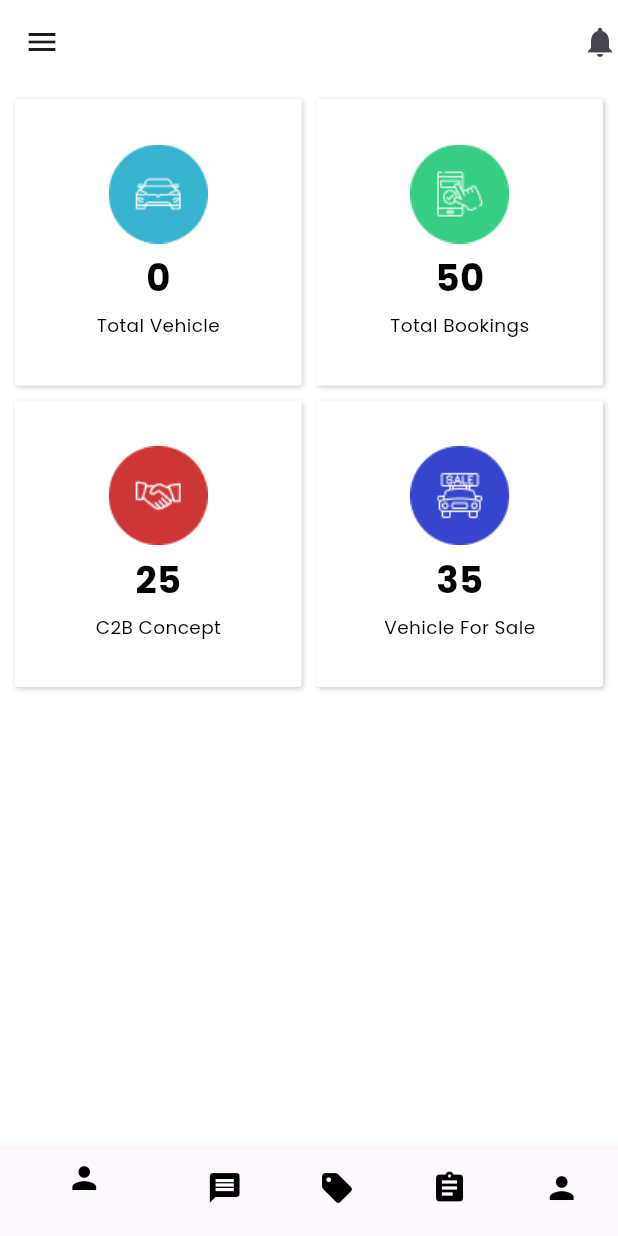
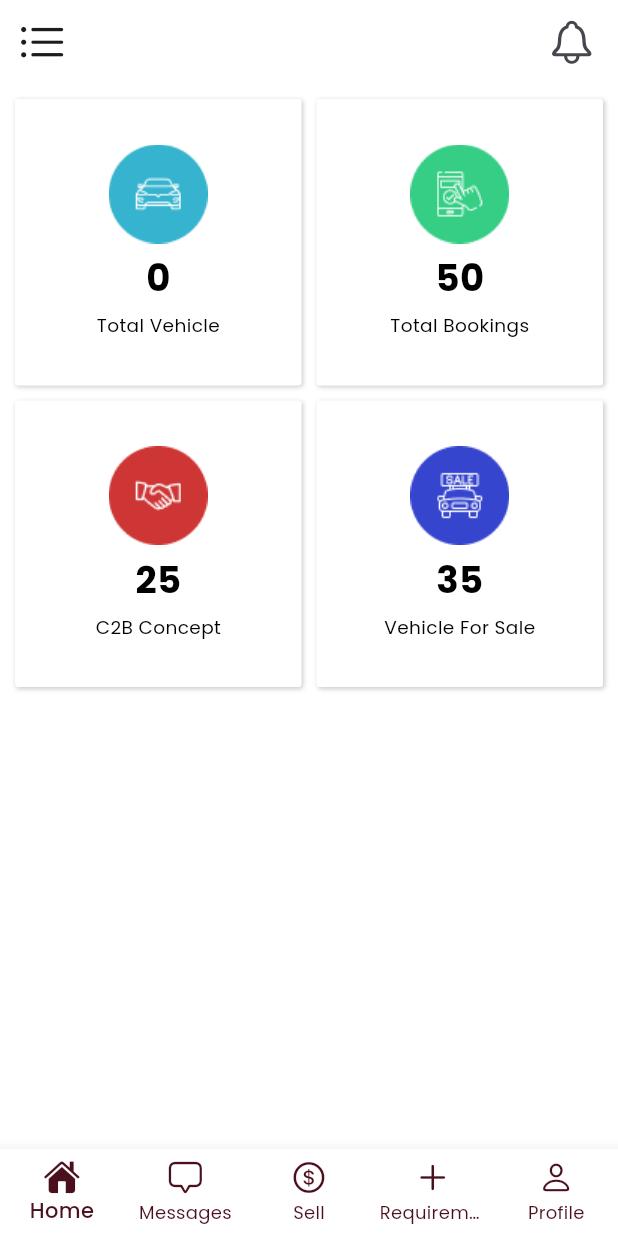
Before and after one commit to shanulhakeemt/lilac-task, a Flutter app: the NavPage screen opened directly, on a phone screen of 412 x 824 dp. Run offline on Flutter 3.47's test engine with Material 3 defaults, Android fonts, the phone set to English and light mode, and no system bars; our stand-ins replace flutter_riverpod, fpdart, google_fonts, riverpod_annotation, shared_preferences; accounts and stored records are empty; generated files the repository leaves out were written again; network calls fail.

Commit message:
some ui changes

```diff
--- a/lib/core/theme/theme.dart
+++ b/lib/core/theme/theme.dart
@@ -1,4 +1,5 @@
 import 'package:flutter/material.dart';
+import 'package:google_fonts/google_fonts.dart';
 import 'package:lilac_task/core/theme/app_pallete.dart';
 
 class AppTheme {
@@ -13,6 +14,12 @@ class AppTheme {
           contentPadding: const EdgeInsets.all(27),
           focusedBorder: _border(Pallete.brownColor),
           enabledBorder: _border(Pallete.borderColor)),
-      bottomNavigationBarTheme: const BottomNavigationBarThemeData(
-          backgroundColor: Pallete.backgroundColor));
+      bottomNavigationBarTheme: BottomNavigationBarThemeData(
+        backgroundColor: Pallete.backgroundColor,
+        type: BottomNavigationBarType.fixed,
+        selectedLabelStyle: GoogleFonts.poppins(fontWeight: FontWeight.w500),
+        unselectedLabelStyle: GoogleFonts.poppins(fontWeight: FontWeight.w400),
+        selectedItemColor: Pallete.brownColor,
+        unselectedItemColor: Pallete.brownColor,
+      ));
 }
--- a/lib/features/home/view/pages/home_page.dart
+++ b/lib/features/home/view/pages/home_page.dart
@@ -1,6 +1,7 @@
 import 'package:flutter/cupertino.dart';
 import 'package:flutter/material.dart';
 import 'package:flutter_riverpod/flutter_riverpod.dart';
+import 'package:lilac_task/core/common/variables.dart';
 import 'package:lilac_task/core/constants/asset_constants.dart';
 import 'package:lilac_task/features/home/view/widgets/custom_card.dart';
 import 'package:lilac_task/features/home/viewmodel/list_of_vehicles.dart';
@@ -49,8 +50,18 @@ class _HomePageState extends ConsumerState<HomePage> {
   Widget build(BuildContext context) {
     return Scaffold(
         appBar: AppBar(
-          leading: Icon(Icons.menu),
-          actions: [Icon(Icons.notifications)],
+          leading: Icon(
+            CupertinoIcons.list_bullet,
+            size: w * .081,
+          ),
+          actions: [
+            SizedBox(
+                width: w * .15,
+                child: Icon(
+                  CupertinoIcons.bell,
+                  size: w * .081,
+                ))
+          ],
         ),
         body: GridView.builder(
           gridDelegate: const SliverGridDelegateWithFixedCrossAxisCount(
--- a/lib/features/home/view/pages/nav_page.dart
+++ b/lib/features/home/view/pages/nav_page.dart
@@ -1,3 +1,4 @@
+import 'package:flutter/cupertino.dart';
 import 'package:flutter/material.dart';
 import 'package:flutter_riverpod/flutter_riverpod.dart';
 import 'package:google_fonts/google_fonts.dart';
@@ -23,19 +24,30 @@ class NavPage extends ConsumerWidget {
     ProfileScreen()
   ];
   final List<Map<String, dynamic>> m = [
-    {"name": "Profile", "icon": Icons.person},
-    {"name": "Messages", "icon": Icons.message},
-    {"name": "Sell", "icon": Icons.sell},
-    {"name": "Requirements", "icon": Icons.assignment},
-    {"name": "Profile", "icon": Icons.person},
+    {"name": "Home", "icon": CupertinoIcons.house},
+    {"name": "Messages", "icon": CupertinoIcons.bubble_middle_bottom},
+    {"name": "Sell", "icon": CupertinoIcons.money_dollar_circle},
+    {"name": "Requirements", "icon": CupertinoIcons.add},
+    {"name": "Profile", "icon": CupertinoIcons.person},
+  ];
+  final List<IconData> selectedIconsList = [
+    CupertinoIcons.house_fill,
+    CupertinoIcons.bubble_middle_top_fill,
+    CupertinoIcons.money_dollar_circle_fill,
+    CupertinoIcons.add_circled_solid,
+    CupertinoIcons.person_alt,
   ];
 
   @override
   Widget build(BuildContext context, WidgetRef ref) {
     return Scaffold(
       bottomNavigationBar: BottomNavigationBar(
-        selectedLabelStyle: GoogleFonts.poppins(color: Pallete.brownColor),
-        unselectedLabelStyle: GoogleFonts.poppins(color: Pallete.greyColor),
+        backgroundColor: Pallete.whiteColor,
+        type: BottomNavigationBarType.fixed,
+        selectedLabelStyle: GoogleFonts.poppins(fontWeight: FontWeight.w500),
+        unselectedLabelStyle: GoogleFonts.poppins(fontWeight: FontWeight.w400),
+        selectedItemColor: Pallete.brownColor,
+        unselectedItemColor: Pallete.brownColor,
         currentIndex: ref.watch(selectedNavIndex),
         onTap: (value) {
           ref.read(selectedNavIndex.notifier).update(
@@ -46,9 +58,12 @@ class NavPage extends ConsumerWidget {
           pages.length,
           (index) {
             return BottomNavigationBarItem(
+              backgroundColor: Pallete.whiteColor,
               icon: Icon(
-                m[index]['icon'] as IconData,
-                color: Pallete.blackColor,
+                index == ref.watch(selectedNavIndex)
+                    ? selectedIconsList[ref.watch(selectedNavIndex)]
+                    : m[index]['icon'] as IconData,
+                color: Pallete.brownColor,
               ),
               label: m[index]['name'],
             );
```
